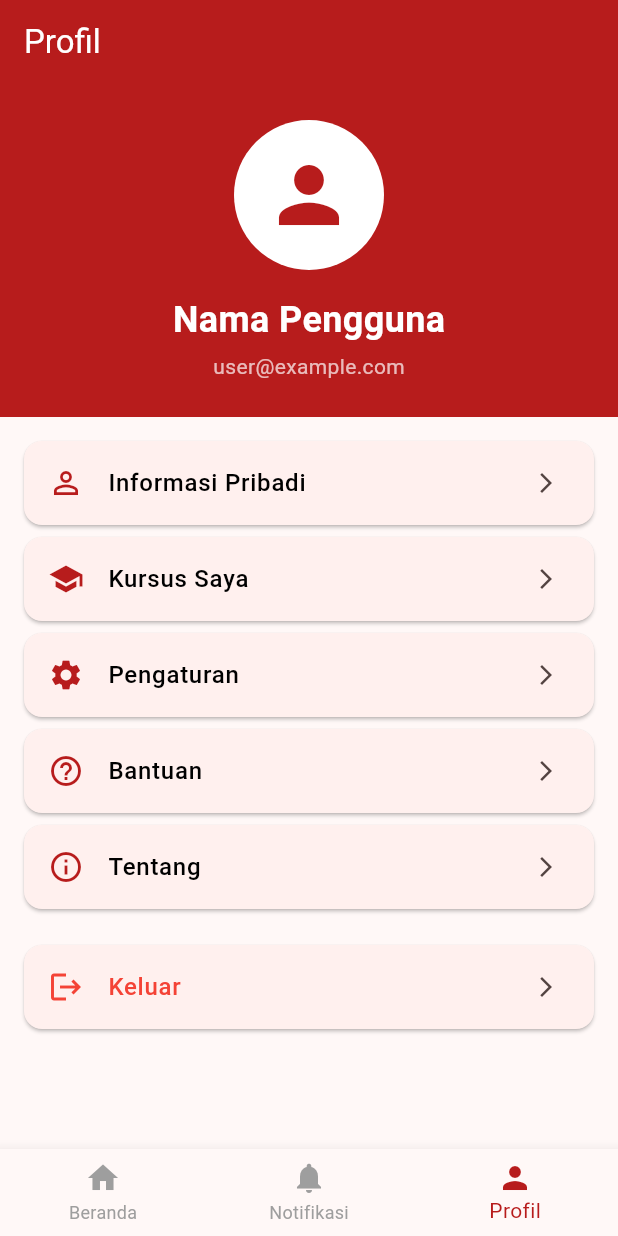
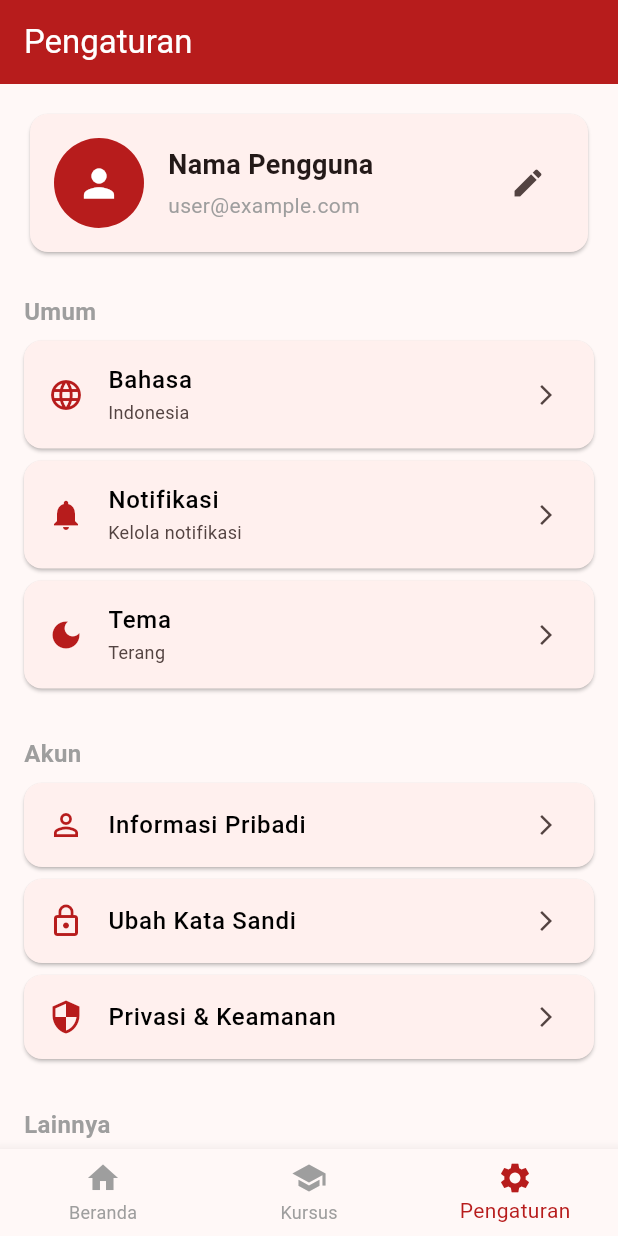
Before and after one commit to royhan-sohibi/uas_mobile, a Flutter app: the MainNavigation screen opened directly, item 3 of the bottom bar chosen, on a phone screen of 412 x 824 dp. Run offline on Flutter 3.47's test engine with Material 3 defaults, Android fonts, the phone set to English and light mode, and no system bars.

Commit message:
Membuat screen untuk course dan memindahkan list ke sana

```diff
--- a/lib/screens/main_navigation.dart
+++ b/lib/screens/main_navigation.dart
@@ -1,7 +1,7 @@
 import 'package:flutter/material.dart';
 import 'home_screen.dart';
-import 'notification_screen.dart';
-import 'profile_screen.dart';
+import 'courses_screen.dart';
+import 'settings_screen.dart';
 
 class MainNavigation extends StatefulWidget {
   const MainNavigation({super.key});
@@ -15,8 +15,8 @@ class _MainNavigationState extends State<MainNavigation> {
 
   final List<Widget> _screens = [
     const HomeScreen(),
-    const NotificationScreen(),
-    const ProfileScreen(),
+    const CoursesScreen(),
+    const SettingsScreen(),
   ];
 
   @override
@@ -39,12 +39,12 @@ class _MainNavigationState extends State<MainNavigation> {
             label: 'Beranda',
           ),
           BottomNavigationBarItem(
-            icon: Icon(Icons.notifications),
-            label: 'Notifikasi',
+            icon: Icon(Icons.school),
+            label: 'Kursus',
           ),
           BottomNavigationBarItem(
-            icon: Icon(Icons.person),
-            label: 'Profil',
+            icon: Icon(Icons.settings),
+            label: 'Pengaturan',
           ),
         ],
       ),
--- /dev/null
+++ b/lib/screens/settings_screen.dart
@@ -0,0 +1,197 @@
+import 'package:flutter/material.dart';
+
+class SettingsScreen extends StatelessWidget {
+  const SettingsScreen({super.key});
+
+  @override
+  Widget build(BuildContext context) {
+    return Scaffold(
+      appBar: AppBar(
+        title: const Text('Pengaturan'),
+      ),
+      body: SingleChildScrollView(
+        child: Padding(
+          padding: const EdgeInsets.all(16.0),
+          child: Column(
+            crossAxisAlignment: CrossAxisAlignment.start,
+            children: [
+              // Profile Section
+              Card(
+                child: Padding(
+                  padding: const EdgeInsets.all(16.0),
+                  child: Row(
+                    children: [
+                      const CircleAvatar(
+                        radius: 30,
+                        backgroundColor: Color(0xFFB71C1C),
+                        child: Icon(
+                          Icons.person,
+                          size: 30,
+                          color: Colors.white,
+                        ),
+                      ),
+                      const SizedBox(width: 16),
+                      Expanded(
+                        child: Column(
+                          crossAxisAlignment: CrossAxisAlignment.start,
+                          children: [
+                            const Text(
+                              'Nama Pengguna',
+                              style: TextStyle(
+                                fontSize: 18,
+                                fontWeight: FontWeight.bold,
+                              ),
+                            ),
+                            const SizedBox(height: 4),
+                            const Text(
+                              'user@example.com',
+                              style: TextStyle(
+                                fontSize: 14,
+                                color: Colors.grey,
+                              ),
+                            ),
+                          ],
+                        ),
+                      ),
+                      IconButton(
+                        icon: const Icon(Icons.edit),
+                        onPressed: () {
+                          // Handle edit profile
+                        },
+                      ),
+                    ],
+                  ),
+                ),
+              ),
+              const SizedBox(height: 24),
+
+              // Settings Sections
+              const Text(
+                'Umum',
+                style: TextStyle(
+                  fontSize: 16,
+                  fontWeight: FontWeight.bold,
+                  color: Colors.grey,
+                ),
+              ),
+              const SizedBox(height: 8),
+              _buildSettingOption(
+                icon: Icons.language,
+                title: 'Bahasa',
+                subtitle: 'Indonesia',
+                onTap: () {},
+              ),
+              _buildSettingOption(
+                icon: Icons.notifications,
+                title: 'Notifikasi',
+                subtitle: 'Kelola notifikasi',
+                onTap: () {},
+              ),
+              _buildSettingOption(
+                icon: Icons.dark_mode,
+                title: 'Tema',
+                subtitle: 'Terang',
+                onTap: () {},
+              ),
+
+              const SizedBox(height: 24),
+              const Text(
+                'Akun',
+                style: TextStyle(
+                  fontSize: 16,
+                  fontWeight: FontWeight.bold,
+                  color: Colors.grey,
+                ),
+              ),
+              const SizedBox(height: 8),
+              _buildSettingOption(
+                icon: Icons.person_outline,
+                title: 'Informasi Pribadi',
+                onTap: () {},
+              ),
+              _buildSettingOption(
+                icon: Icons.lock_outline,
+                title: 'Ubah Kata Sandi',
+                onTap: () {},
+              ),
+              _buildSettingOption(
+                icon: Icons.security,
+                title: 'Privasi & Keamanan',
+                onTap: () {},
+              ),
+
+              const SizedBox(height: 24),
+              const Text(
+                'Lainnya',
+                style: TextStyle(
+                  fontSize: 16,
+                  fontWeight: FontWeight.bold,
+                  color: Colors.grey,
+                ),
+              ),
+              const SizedBox(height: 8),
+              _buildSettingOption(
+                icon: Icons.help_outline,
+                title: 'Bantuan & Dukungan',
+                onTap: () {},
+              ),
+              _buildSettingOption(
+                icon: Icons.info_outline,
+                title: 'Tentang Aplikasi',
+                onTap: () {},
+              ),
+              _buildSettingOption(
+                icon: Icons.description,
+                title: 'Syarat & Ketentuan',
+                onTap: () {},
+              ),
+
+              const SizedBox(height: 24),
+              _buildSettingOption(
+                icon: Icons.logout,
+                title: 'Keluar',
+                onTap: () {
+                  // Handle logout
+                },
+                isDestructive: true,
+              ),
+            ],
+          ),
+        ),
+      ),
+    );
+  }
+
+  Widget _buildSettingOption({
+    required IconData icon,
+    required String title,
+    String? subtitle,
+    required VoidCallback onTap,
+    bool isDestructive = false,
+  }) {
+    return Card(
+      margin: const EdgeInsets.only(bottom: 8),
+      child: ListTile(
+        leading: Icon(
+          icon,
+          color: isDestructive ? Colors.red : const Color(0xFFB71C1C),
+        ),
+        title: Text(
+          title,
+          style: TextStyle(
+            color: isDestructive ? Colors.red : Colors.black,
+            fontWeight: FontWeight.w500,
+          ),
+        ),
+        subtitle: subtitle != null
+            ? Text(
+                subtitle,
+                style: const TextStyle(fontSize: 12),
+              )
+            : null,
+        trailing: const Icon(Icons.arrow_forward_ios, size: 16),
+        onTap: onTap,
+      ),
+    );
+  }
+}
```
Also changed, not shown: lib/screens/courses_screen.dart (added, +180 -0 lines), lib/screens/home_screen.dart (+31 -22 lines).
